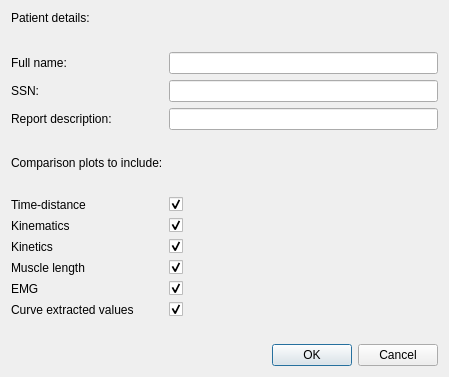
Above: gaitutils/gui/pdf_report_dialog_comparison.ui from NCH-Motion-Laboratory/gaitutils before the change. Below: the same form after it.
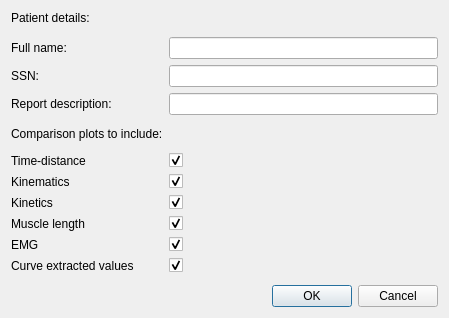
That is the form after the change.

Commit message: adjust dialogs

Diff of the .ui file:
```diff
--- a/gaitutils/gui/pdf_report_dialog_comparison.ui
+++ b/gaitutils/gui/pdf_report_dialog_comparison.ui
@@ -7,7 +7,7 @@
     <x>0</x>
     <y>0</y>
     <width>449</width>
-    <height>377</height>
+    <height>297</height>
    </rect>
   </property>
   <property name="windowTitle">
```
The commit also changes 1 other file.
